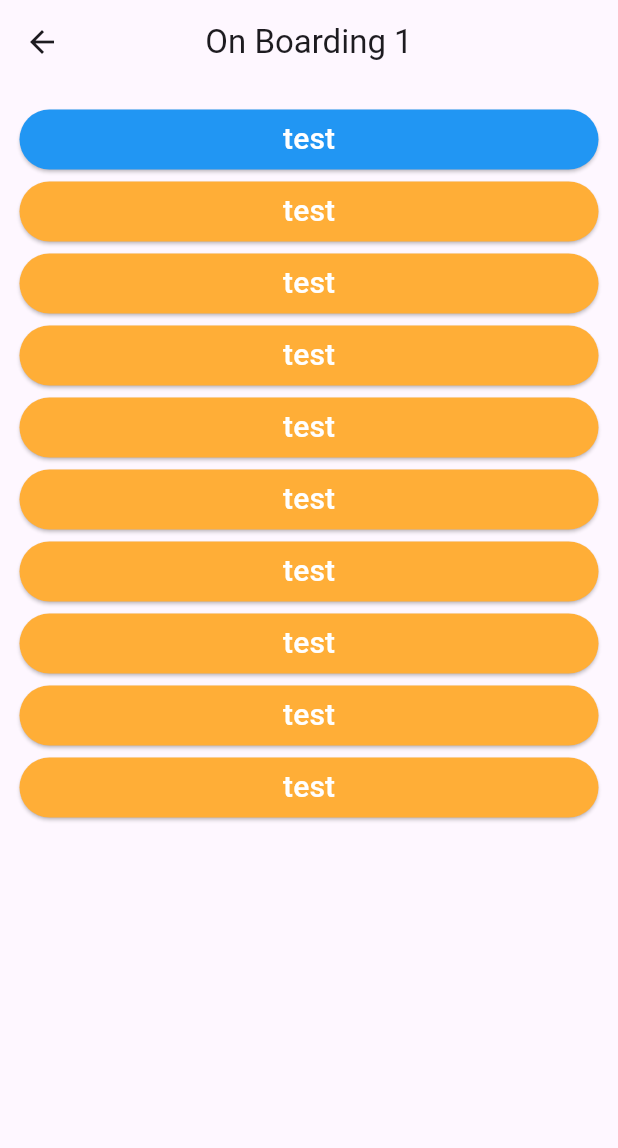
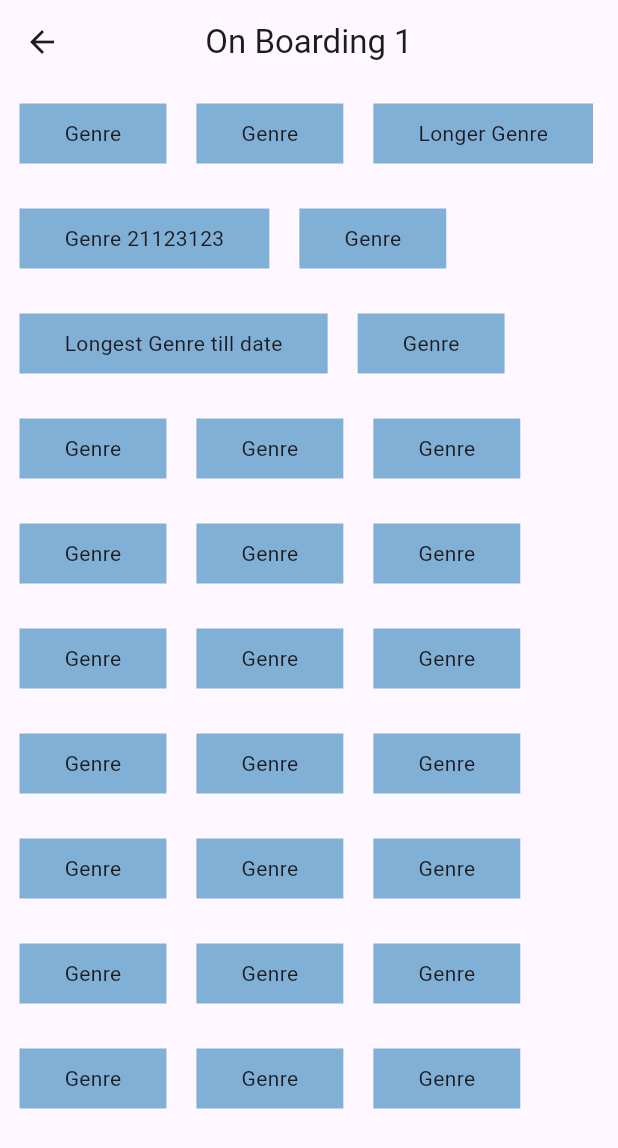
Before and after one commit to 82-Gaurab/veda-verse, a Flutter app: the OnBoardingScreen screen opened directly, on a phone screen of 412 x 824 dp. Shown: the top 1148 px of the screen. Run offline on Flutter 3.47's test engine with Material 3 defaults, Android fonts, the phone set to English and light mode, and no system bars.

Commit message:
Create on boarding page

```diff
--- a/lib/screen/on_boarding_screen.dart
+++ b/lib/screen/on_boarding_screen.dart
@@ -6,23 +6,56 @@ class OnBoardingScreen extends StatelessWidget {
 
   @override
   Widget build(BuildContext context) {
+    List<String> genreList = [
+      "Genre",
+      "Genre",
+      "Longer Genre",
+      "Genre 21123123",
+      "Genre",
+      "Longest Genre till date",
+      "Genre",
+      "Genre",
+      "Genre",
+      "Genre",
+      "Genre",
+      "Genre",
+      "Genre",
+      "Genre",
+      "Genre",
+      "Genre",
+      "Genre",
+      "Genre",
+      "Genre",
+      "Genre",
+      "Genre",
+      "Genre",
+      "Genre",
+      "Genre",
+      "Genre",
+      "Genre",
+      "Genre",
+      "Genre",
+    ];
+
     return Scaffold(
       appBar: AppBar(title: Text("On Boarding 1"), centerTitle: true),
       body: Padding(
         padding: EdgeInsets.all(13),
-        child: Column(
-          children: [
-            MyButton(text: "test", onPressed: () {}, color: Colors.blue),
-            MyButton(text: "test", onPressed: () {}),
-            MyButton(text: "test", onPressed: () {}),
-            MyButton(text: "test", onPressed: () {}),
-            MyButton(text: "test", onPressed: () {}),
-            MyButton(text: "test", onPressed: () {}),
-            MyButton(text: "test", onPressed: () {}),
-            MyButton(text: "test", onPressed: () {}),
-            MyButton(text: "test", onPressed: () {}),
-            MyButton(text: "test", onPressed: () {}),
-          ],
+        child: SingleChildScrollView(
+          child: Wrap(
+            spacing: 20,
+            runSpacing: 30,
+            children: genreList
+                .map(
+                  (ele) => Container(
+                    padding: EdgeInsets.symmetric(vertical: 10, horizontal: 30),
+
+                    color: const Color.fromARGB(255, 129, 176, 214),
+                    child: Text(ele),
+                  ),
+                )
+                .toList(),
+          ),
         ),
       ),
     );
```
